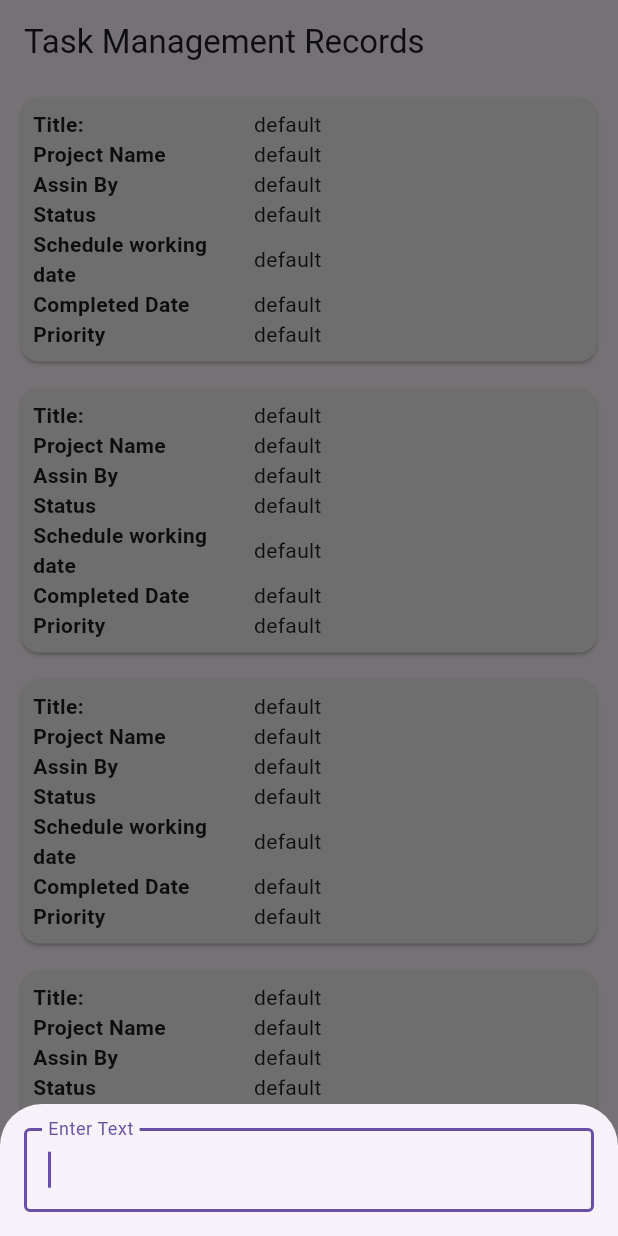
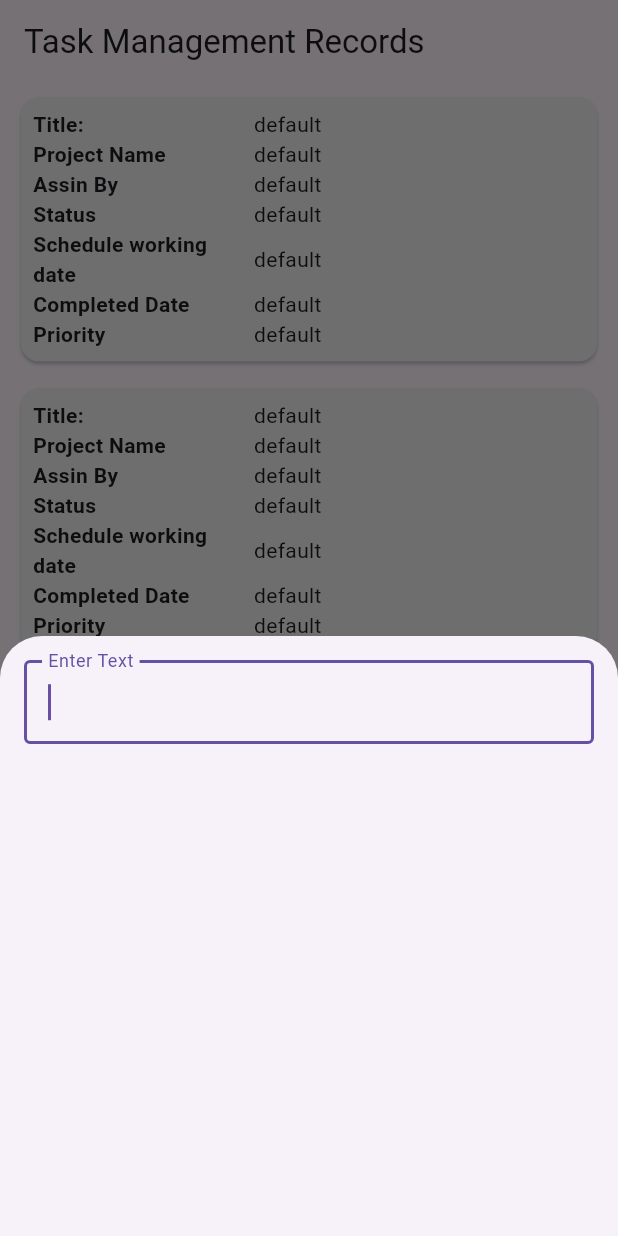
Before and after one commit to jhalto/datascape, a Flutter app: the screen it shows after launch, after a tap on the "add" icon, on a phone screen of 412 x 824 dp. Run offline on Flutter 3.47's test engine with Material 3 defaults, Android fonts, the phone set to English and light mode, and no system bars; our stand-ins replace curved_navigation_bar, flutter_advanced_drawer, persistent_bottom_nav_bar_v2, table_calendar.

Commit message:
task List And ADD Task Added

```diff
--- a/lib/screens/add_task.dart
+++ b/lib/screens/add_task.dart
@@ -1,5 +1,3 @@
-
-import 'package:datascape/widgets/botom_form_widget.dart';
 import 'package:flutter/material.dart';
 
 class AddTask extends StatefulWidget {
@@ -10,15 +8,22 @@
 }
 
 class _AddTaskState extends State<AddTask> {
-  TextEditingController _textEditingController = TextEditingController();
-  final FocusNode _focusNode = FocusNode();
+  final TextEditingController _projectController = TextEditingController();
+  final TextEditingController _titleController = TextEditingController();
+  final FocusNode _focusNodeProject = FocusNode();
+  final FocusNode _focusNodeTitle = FocusNode();
+  final PageController _pageController = PageController();
 
   @override
   void dispose() {
-    _textEditingController.dispose();
-    _focusNode.dispose();
+    _focusNodeProject.dispose();
+    _focusNodeTitle.dispose();
+    _projectController.dispose();
+    _titleController.dispose();
+    _pageController.dispose();
     super.dispose();
   }
+
   @override
   Widget build(BuildContext context) {
     return FloatingActionButton(
@@ -27,18 +32,82 @@
           isScrollControlled: true, // Allows the modal to resize for the keyboard
           context: context,
           builder: (context) {
-              // Focus the text field after a short delay
+            // Focus the first text field after a short delay
             Future.delayed(Duration.zero, () {
-                _focusNode.requestFocus();
+              _focusNodeProject.requestFocus();
             });
-              return BottomForm(function:() {
-                  Container();
-
-              },focusNode: _focusNode, textEditingController: _textEditingController);
+            return SizedBox(
+              height: 400,
+              child: PageView(
+                controller: _pageController, // Link the PageController
+                children: [
+                  BottomForm(
+                    function: () {
+                      _pageController.nextPage(
+                        duration: const Duration(milliseconds: 300),
+                        curve: Curves.easeInOut,
+                      );
+                      Future.delayed(const Duration(milliseconds: 300), () {
+                        _focusNodeTitle.requestFocus();
+                      });
+                    },
+                    focusNode: _focusNodeProject,
+                    textEditingController: _projectController,
+                  ),
+                  BottomForm(
+                    function: () {
+                      // Final action
+                      _focusNodeTitle.unfocus();
+                    },
+                    focusNode: _focusNodeTitle,
+                    textEditingController: _titleController,
+                  ),
+                ],
+              ),
+            );
           },
         );
       },
-        child: Icon(Icons.add),
+      child: const Icon(Icons.add),
     );
   }
 }
+
+class BottomForm extends StatelessWidget {
+  const BottomForm({
+    super.key,
+    required this.function,
+    required this.focusNode,
+    required this.textEditingController,
+  });
+
+  final VoidCallback function;
+  final FocusNode focusNode;
+  final TextEditingController textEditingController;
+
+  @override
+  Widget build(BuildContext context) {
+    return Padding(
+      padding: EdgeInsets.only(
+        left: 16.0,
+        right: 16.0,
+        top: 16.0,
+        bottom: MediaQuery.of(context).viewInsets.bottom,
+      ),
+      child: Column(
+        mainAxisSize: MainAxisSize.min,
+        children: [
+          TextField(
+            onEditingComplete: function, // Trigger the navigation function
+            focusNode: focusNode,
+            controller: textEditingController,
+            decoration: const InputDecoration(
+              labelText: 'Enter Text',
+              border: OutlineInputBorder(),
+            ),
+          ),
+        ],
+      ),
+    );
+  }
+}
--- a/lib/screens/records.dart
+++ b/lib/screens/records.dart
@@ -1,4 +1,3 @@
-import 'package:datascape/add_task_pages/project.dart';
 import 'package:datascape/screens/add_task.dart';
 import 'package:datascape/widgets/custom_colors.dart';
 import 'package:datascape/widgets/font_style_widgets.dart';
@@ -32,13 +31,9 @@
                   ),
 
                   child:  Card(
-
                     color: fieldColor,
                     child: Padding(
                       padding: const EdgeInsets.all(8.0),
-                      child: Flexible(
-
-                        fit: FlexFit.loose,
                       child: Column(
                         crossAxisAlignment: CrossAxisAlignment.start,
                         children: [
@@ -90,14 +85,13 @@
                     ),
                   ),
                 ),
-                ),
 
               ),
           ],
 
         ),
       ),
-      floatingActionButton: AddTask(),
+      floatingActionButton: AddTask()
     );
   }
 }
--- a/lib/widgets/botom_form_widget.dart
+++ b/lib/widgets/botom_form_widget.dart
@@ -1,46 +1,46 @@
-
-import 'package:flutter/material.dart';
-
-class BottomForm extends StatelessWidget {
-  const BottomForm({
-    super.key,
-    required this.focusNode,
-    required this.function,
-    required this.textEditingController,
-  });
-  final FocusNode focusNode;
-  final TextEditingController textEditingController;
-  final VoidCallback function;
-
-  @override
-  Widget build(BuildContext context) {
-    return Wrap(
-      children: [
-        Padding(
-          padding: EdgeInsets.only(
-            left: 16.0,
-            right: 16.0,
-            top: 16.0,
-            bottom: MediaQuery.of(context).viewInsets.bottom, // Adjust for the keyboard
-          ),
-          child: Column(
-            mainAxisSize: MainAxisSize.min,
-            children: [
-              TextField(
-                onEditingComplete: function,
-                focusNode: focusNode,
-                controller: textEditingController,
-                decoration: InputDecoration(
-                  labelText: 'Enter Text',
-                  border: OutlineInputBorder(),
-                ),
-              ),
-              SizedBox(height: 16),
-
-            ],
-          ),
-        ),
-      ],
-    );
-  }
-}
+//
+// import 'package:flutter/material.dart';
+//
+// class BottomForm extends StatelessWidget {
+//   const BottomForm({
+//     super.key,
+//     required this.focusNode,
+//     required this.function,
+//     required this.textEditingController,
+//   });
+//   final FocusNode focusNode;
+//   final TextEditingController textEditingController;
+//   final VoidCallback function;
+//
+//   @override
+//   Widget build(BuildContext context) {
+//     return Wrap(
+//       children: [
+//         Padding(
+//           padding: EdgeInsets.only(
+//             left: 16.0,
+//             right: 16.0,
+//             top: 16.0,
+//             bottom: MediaQuery.of(context).viewInsets.bottom, // Adjust for the keyboard
+//           ),
+//           child: Column(
+//             mainAxisSize: MainAxisSize.min,
+//             children: [
+//               TextField(
+//                 onEditingComplete: function,
+//                 focusNode: focusNode,
+//                 controller: textEditingController,
+//                 decoration: InputDecoration(
+//                   labelText: 'Enter Text',
+//                   border: OutlineInputBorder(),
+//                 ),
+//               ),
+//               SizedBox(height: 16),
+//
+//             ],
+//           ),
+//         ),
+//       ],
+//     );
+//   }
+// }
```
Also changed, not shown: lib/add_task_pages/project.dart (+22 -22 lines). Lines whose indentation alone changed are shown as unchanged.
